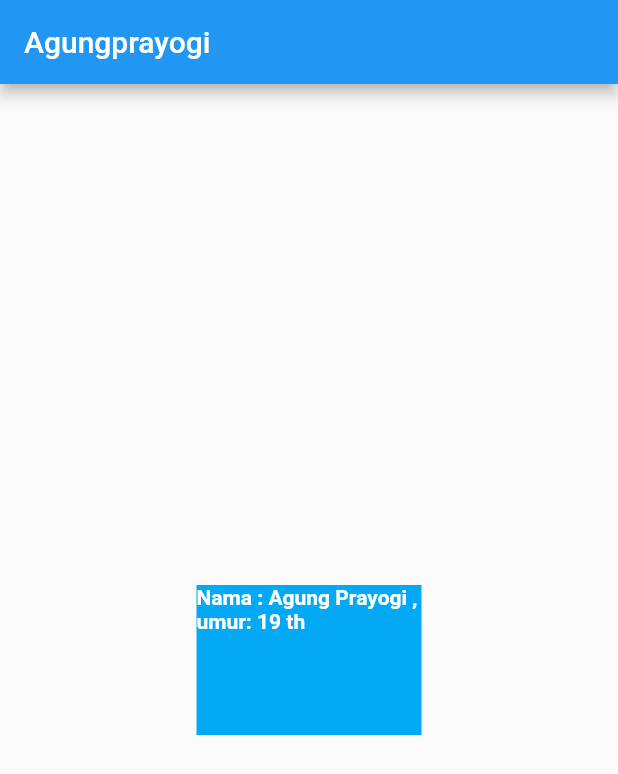
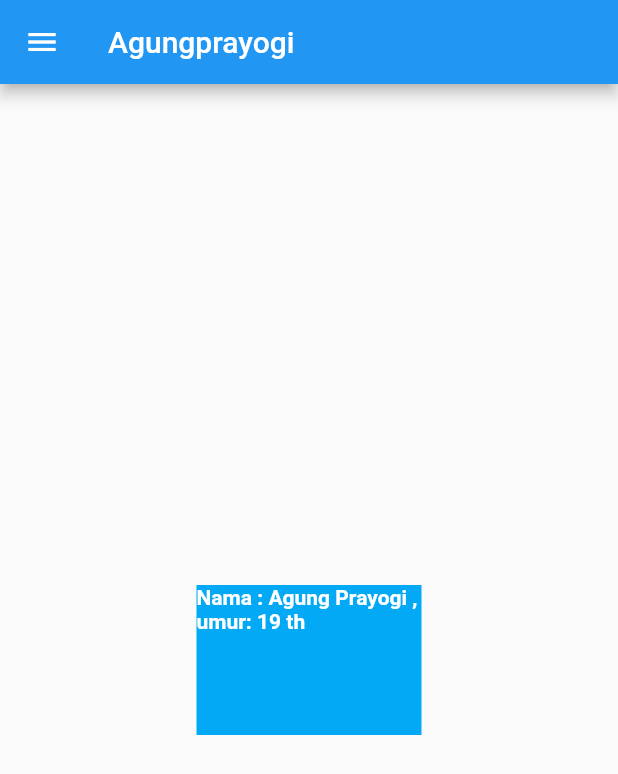
Before and after one commit to agungprayogi291/mobile_profile, a Flutter app: the screen it shows after launch, on a phone screen of 412 x 824 dp. Shown: the top 774 px of the screen. Run offline on Flutter 3.47's test engine with Material 2 defaults, Android fonts, the light colour scheme and no system bars.

Commit message:
add icons menu

```diff
--- a/lib/main.dart
+++ b/lib/main.dart
@@ -1,4 +1,5 @@
 import 'package:flutter/material.dart';
+import 'dart:ui';
 
 void main() {
   runApp(const MyApp());
@@ -12,7 +13,8 @@ class MyApp extends StatelessWidget {
     return MaterialApp(
       home: Scaffold(
         appBar: AppBar(
-          title: Text("Agungprayogi")
+          title: Text("Agungprayogi"),
+          leading:Icon(Icons.menu)
         ),
         body: Center(
           child: Container(
```
